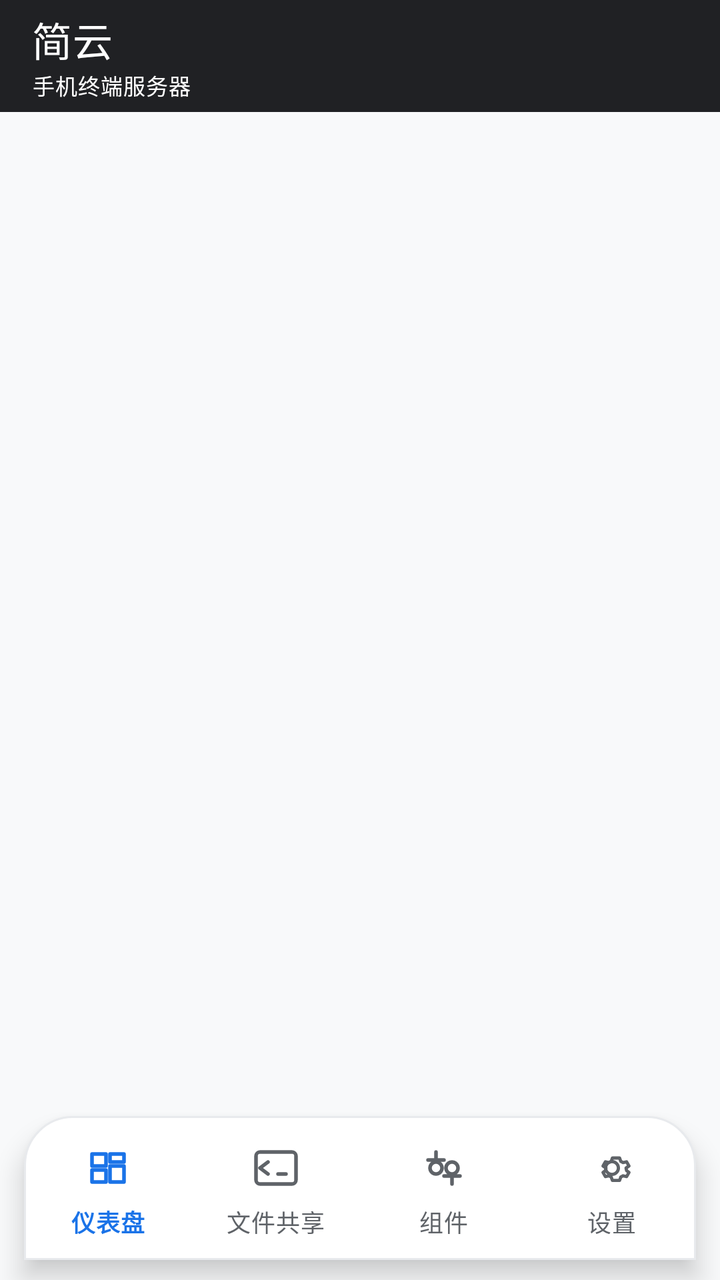
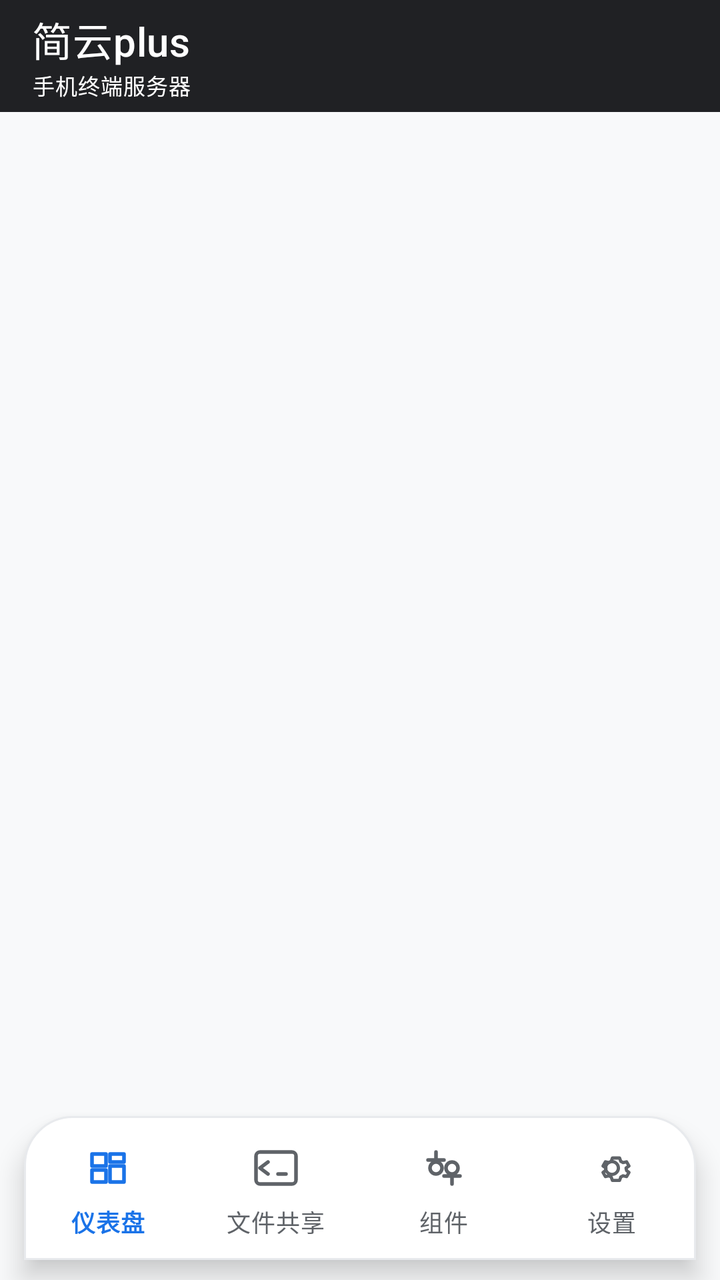

Compare the two renders of this Android layout. The source of the first and the diff that turns it into the second are given below.
<!-- AndroidManifest.xml: application theme Theme.AndroidServer -->
<!-- res/layout/activity_main.xml -->
<?xml version="1.0" encoding="utf-8"?>
<LinearLayout xmlns:android="http://schemas.android.com/apk/res/android"
    xmlns:app="http://schemas.android.com/apk/res-auto"
    android:layout_width="match_parent"
    android:layout_height="match_parent"
    android:orientation="vertical"
    android:background="@color/bg_light">

    <com.google.android.material.appbar.MaterialToolbar
        android:id="@+id/toolbar"
        android:layout_width="match_parent"
        android:layout_height="?attr/actionBarSize"
        android:background="@color/text_primary"
        android:theme="@style/ThemeOverlay.MaterialComponents.Dark.ActionBar"
        app:title="简云"
        app:subtitle="手机终端服务器"
        app:subtitleTextColor="@android:color/white"
        app:subtitleTextAppearance="@style/TextAppearance.AppServer.Subtitle"
        app:titleTextColor="@android:color/white" />

    <androidx.fragment.app.FragmentContainerView
        android:id="@+id/nav_host_fragment"
        android:layout_width="match_parent"
        android:layout_height="0dp"
        android:layout_weight="1" />

    <com.google.android.material.bottomnavigation.BottomNavigationView
        android:id="@+id/bottom_navigation"
        android:layout_width="match_parent"
        android:layout_height="wrap_content"
        android:layout_marginHorizontal="12dp"
        android:layout_marginTop="4dp"
        android:layout_marginBottom="10dp"
        android:background="@drawable/bg_bottom_nav"
        android:paddingTop="8dp"
        android:paddingBottom="8dp"
        app:itemIconTint="@color/nav_item_color"
        app:itemPaddingBottom="6dp"
        app:itemPaddingTop="6dp"
        app:itemTextAppearanceActive="@style/TextAppearance.AppServer.BottomNav.Active"
        app:itemTextAppearanceInactive="@style/TextAppearance.AppServer.BottomNav.Inactive"
        app:itemTextColor="@color/nav_item_color"
        app:labelVisibilityMode="labeled"
        app:menu="@menu/bottom_nav_menu" />

</LinearLayout>
<!-- resources referenced by this layout -->
<resources>
  <color name="bg_light">#FFF8F9FA</color>
  <color name="text_primary">#FF202124</color>
  <!-- drawable bg_bottom_nav (drawable) -->
  <?xml version="1.0" encoding="utf-8"?>
  <shape xmlns:android="http://schemas.android.com/apk/res/android">
      <solid android:color="#FFFFFFFF"/>
      <corners android:topLeftRadius="24dp" android:topRightRadius="24dp"/>
      <stroke android:width="1dp" android:color="#FFE8EAED"/>
  </shape>
  <style name="TextAppearance.AppServer.BottomNav.Active" parent="TextAppearance.MaterialComponents.Caption">
          <item name="android:textSize">12sp</item>
          <item name="android:textStyle">bold</item>
      </style>
  <style name="TextAppearance.AppServer.BottomNav.Inactive" parent="TextAppearance.MaterialComponents.Caption">
          <item name="android:textSize">12sp</item>
          <item name="android:textStyle">normal</item>
      </style>
  <style name="TextAppearance.AppServer.Subtitle" parent="TextAppearance.MaterialComponents.Caption">
          <item name="android:textSize">11sp</item>
          <item name="android:textStyle">normal</item>
      </style>
  <color name="blue_primary">#FF1A73E8</color>
  <color name="blue_accent">#FF4D8BFF</color>
  <style name="Widget.AppServer.Button" parent="Widget.MaterialComponents.Button">
          <item name="cornerRadius">10dp</item>
          <item name="android:textSize">14sp</item>
          <item name="android:insetTop">0dp</item>
          <item name="android:insetBottom">0dp</item>
          <item name="android:minHeight">36dp</item>
          <item name="android:elevation">0dp</item>
      </style>
  <style name="Widget.AppServer.Card" parent="Widget.MaterialComponents.CardView">
          <item name="cardElevation">0dp</item>
          <item name="cardCornerRadius">10dp</item>
          <item name="strokeWidth">0.5dp</item>
          <item name="strokeColor">@color/divider</item>
          <item name="contentPadding">0dp</item>
      </style>
  <style name="ThemeOverlay.AppServer.AlertDialog" parent="ThemeOverlay.MaterialComponents.MaterialAlertDialog">
          <item name="colorPrimary">@color/blue_primary</item>
          <item name="colorAccent">@color/blue_primary</item>
          <item name="materialAlertDialogTitleTextStyle">@style/MaterialAlertDialog.AppServer.Title</item>
          <item name="buttonBarPositiveButtonStyle">@style/Widget.AppServer.AlertDialog.Button</item>
          <item name="buttonBarNegativeButtonStyle">@style/Widget.AppServer.AlertDialog.Button</item>
          <item name="buttonBarNeutralButtonStyle">@style/Widget.AppServer.AlertDialog.Button</item>
      </style>
  <style name="ThemeOverlay.AppServer.BottomSheet" parent="ThemeOverlay.MaterialComponents.BottomSheetDialog">
          <item name="colorPrimary">@color/blue_primary</item>
          <item name="bottomSheetStyle">@style/Widget.AppServer.BottomSheet</item>
      </style>
  <color name="divider">#FFE8EAED</color>
  <style name="MaterialAlertDialog.AppServer.Title" parent="MaterialAlertDialog.MaterialComponents.Title.Text">
          <item name="android:textStyle">bold</item>
          <item name="android:textSize">17sp</item>
      </style>
  <style name="Widget.AppServer.AlertDialog.Button" parent="Widget.MaterialComponents.Button.TextButton.Dialog">
          <item name="android:textColor">@color/blue_primary</item>
          <item name="android:textStyle">bold</item>
      </style>
  <style name="Widget.AppServer.BottomSheet" parent="Widget.MaterialComponents.BottomSheet.Modal">
          <item name="shapeAppearanceOverlay">@style/ShapeAppearance.AppServer.BottomSheet</item>
      </style>
  <style name="ShapeAppearance.AppServer.BottomSheet" parent="">
          <item name="cornerFamily">rounded</item>
          <item name="cornerSizeTopLeft">16dp</item>
          <item name="cornerSizeTopRight">16dp</item>
          <item name="cornerSizeBottomLeft">0dp</item>
          <item name="cornerSizeBottomRight">0dp</item>
      </style>
  <!-- unchanged entries left out for length: 1 -->
</resources>

<!-- the commit's change to res/layout/activity_main.xml (unified diff, before → after) -->
@@ -12,7 +12,7 @@
         android:layout_height="?attr/actionBarSize"
         android:background="@color/text_primary"
         android:theme="@style/ThemeOverlay.MaterialComponents.Dark.ActionBar"
-        app:title="简云"
+        app:title="简云plus"
         app:subtitle="手机终端服务器"
         app:subtitleTextColor="@android:color/white"
         app:subtitleTextAppearance="@style/TextAppearance.AppServer.Subtitle"
